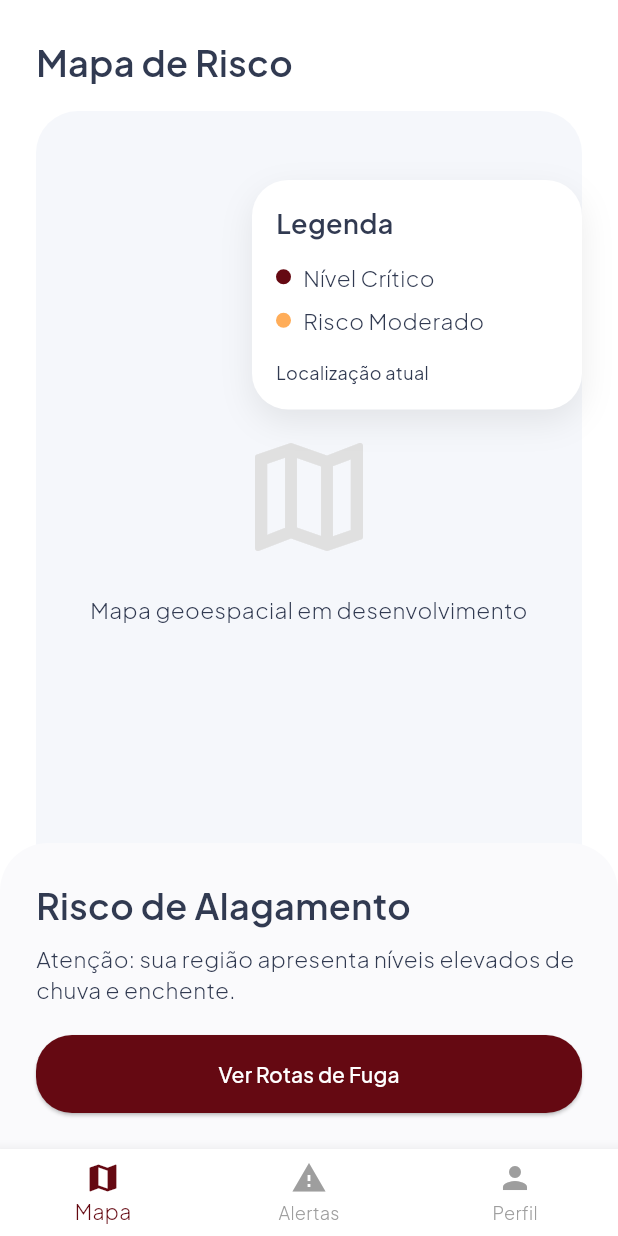
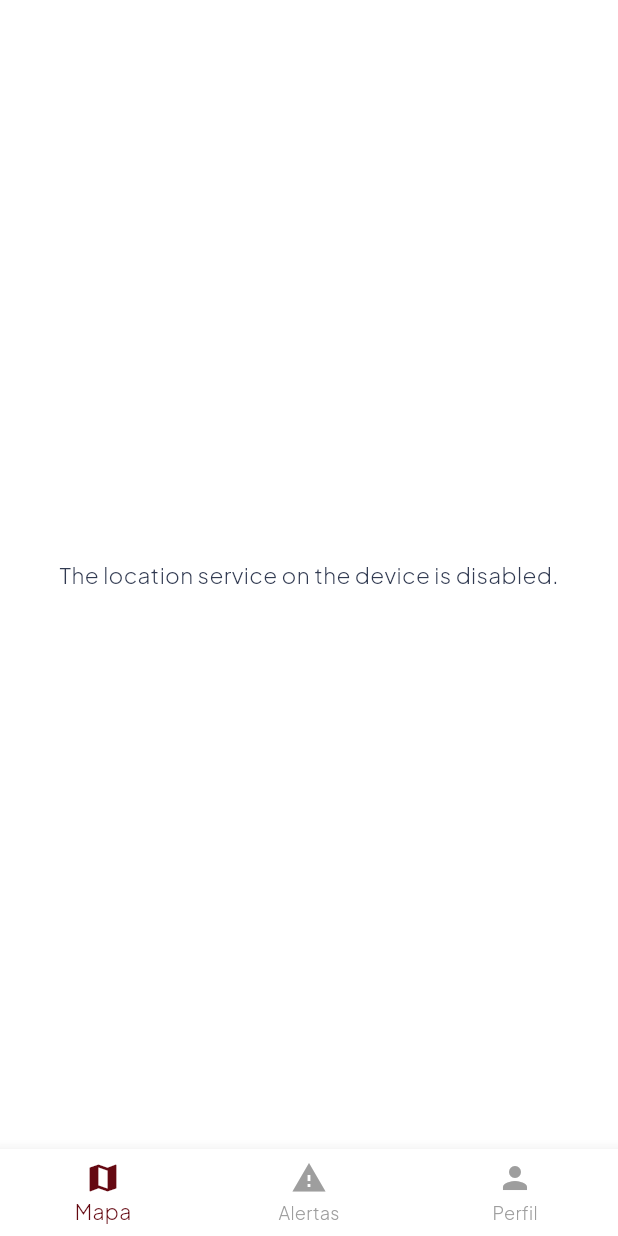
Before and after one commit to juliana-sn/flood_guard, a Flutter app: the screen it shows after launch, after a tap on "Entrar", on a phone screen of 412 x 824 dp. Run offline on Flutter 3.47's test engine with Material 3 defaults, Android fonts, the phone set to English and light mode, and no system bars; our stand-ins replace geolocator.

Commit message:
Implementacao da geolocalizacao do usuario

```diff
--- /dev/null
+++ b/flutter/lib/controllers/maps_controller.dart
@@ -0,0 +1,50 @@
+import 'package:flutter/material.dart';
+import 'package:geolocator/geolocator.dart';
+
+
+class MapsController extends ChangeNotifier {
+  double lat = 0.0;
+  double long = 0.0;
+  String erro = '';
+
+  MapsController(){
+    getPosicao();
+  }
+
+  getPosicao () async {
+    try{
+      Position posicao = await _posicaoAtual();
+      lat = posicao.latitude;
+      long = posicao.longitude;
+    } catch(e){
+      erro = e.toString();
+    }
+    notifyListeners();
+  }
+
+  Future<Position> _posicaoAtual() async {
+    LocationPermission permissao;
+
+    bool ativado = await Geolocator.isLocationServiceEnabled();
+
+    if(!ativado){
+    return Future.error('Por Favor, habilite a localização no smatphone');
+    }
+
+    permissao = await Geolocator.checkPermission();
+
+    if(permissao == LocationPermission.denied){
+      permissao = await Geolocator.requestPermission();
+      if(permissao == LocationPermission.denied){
+        return Future.error('Por Favor, habilite a localização no smatphone');
+      }
+    }
+
+    if(permissao == LocationPermission.deniedForever){
+      return Future.error('Por Favor, habilite a localização no smatphone');
+    }
+
+    return await Geolocator.getCurrentPosition();
+  }
+
+}
--- a/flutter/lib/screens/risk_map_screen.dart
+++ b/flutter/lib/screens/risk_map_screen.dart
@@ -1,4 +1,6 @@
 import 'package:flutter/material.dart';
+import 'package:lumen_orbit/controllers/maps_controller.dart';
+import 'package:provider/provider.dart';
 import '../theme.dart';
 
 class RiskMapScreen extends StatelessWidget {
@@ -8,149 +10,20 @@ class RiskMapScreen extends StatelessWidget {
   Widget build(BuildContext context) {
     return Scaffold(
       backgroundColor: AppColors.surface,
-      body: SafeArea(
-        child: Stack(
-          children: [
-            Column(
-              crossAxisAlignment: CrossAxisAlignment.stretch,
-              children: [
-                const SizedBox(height: 24),
-                Padding(
-                  padding: const EdgeInsets.symmetric(horizontal: 24),
-                  child: Text('Mapa de Risco', style: AppTextStyles.headlineMd),
-                ),
-                const SizedBox(height: 16),
-                Expanded(
-                  child: Padding(
-                    padding: const EdgeInsets.symmetric(horizontal: 24),
-                    child: Container(
-                      decoration: BoxDecoration(
-                        color: const Color(0xFFF5F7FB),
-                        borderRadius: BorderRadius.circular(28),
-                      ),
-                      child: Center(
-                        child: Column(
-                          mainAxisSize: MainAxisSize.min,
-                          children: [
-                            Icon(Icons.map_outlined, size: 96, color: AppColors.outline),
-                            const SizedBox(height: 16),
-                            Text(
-                              'Mapa geoespacial em desenvolvimento',
-                              style: AppTextStyles.bodyMd,
-                              textAlign: TextAlign.center,
-                            ),
-                          ],
-                        ),
-                      ),
-                    ),
-                  ),
-                ),
-                const SizedBox(height: 140),
-              ],
-            ),
-            Positioned(
-              top: 120,
-              right: 24,
-              child: _LegendCard(),
-            ),
-            Positioned(
-              left: 0,
-              right: 0,
-              bottom: 0,
-              child: _StatusBottomSheet(),
-            ),
-          ],
-        ),
+      body: ChangeNotifierProvider<MapsController>(
+        create: (context) => MapsController(),
+        child: Builder(builder: (context) {
+          final local = context.watch<MapsController>();
+
+          String mensagem = local.erro == ''
+              ? 'Latitude ${local.lat} | Longitude ${local.long}'
+              : local.erro;
+
+          return Center(
+            child: Text(mensagem),
+          );
+        }),
       ),
     );
   }
 }
-
-class _LegendCard extends StatelessWidget {
-  @override
-  Widget build(BuildContext context) {
-    return Container(
-      width: 220,
-      padding: const EdgeInsets.all(16),
-      decoration: BoxDecoration(
-        color: AppColors.surface,
-        borderRadius: BorderRadius.circular(24),
-        boxShadow: [
-          BoxShadow(
-            color: Colors.black.withOpacity(0.08),
-            blurRadius: 18,
-            offset: const Offset(0, 8),
-          ),
-        ],
-      ),
-      child: Column(
-        crossAxisAlignment: CrossAxisAlignment.start,
-        children: [
-          Text('Legenda', style: AppTextStyles.headlineMd.copyWith(fontSize: 18)),
-          const SizedBox(height: 12),
-          Row(children: [
-            _Dot(color: AppColors.primary),
-            const SizedBox(width: 8),
-            const Text('Nível Crítico'),
-          ]),
-          const SizedBox(height: 8),
-          Row(children: [
-            _Dot(color: AppColors.secondary),
-            const SizedBox(width: 8),
-            const Text('Risco Moderado'),
-          ]),
-          const SizedBox(height: 16),
-          const Text('Localização atual', style: AppTextStyles.labelSm),
-        ],
-      ),
-    );
-  }
-}
-
-class _Dot extends StatelessWidget {
-  final Color color;
-
-  const _Dot({required this.color});
-
-  @override
-  Widget build(BuildContext context) {
-    return Container(
-      width: 10,
-      height: 10,
-      decoration: BoxDecoration(
-        color: color,
-        shape: BoxShape.circle,
-      ),
-    );
-  }
-}
-
-class _StatusBottomSheet extends StatelessWidget {
-  @override
-  Widget build(BuildContext context) {
-    return Container(
-      padding: const EdgeInsets.all(24),
-      decoration: const BoxDecoration(
-        color: Color(0xFFFAFAFC),
-        borderRadius: BorderRadius.vertical(top: Radius.circular(32)),
-      ),
-      child: Column(
-        mainAxisSize: MainAxisSize.min,
-        crossAxisAlignment: CrossAxisAlignment.stretch,
-        children: [
-          Text('Risco de Alagamento', style: AppTextStyles.headlineMd),
-          const SizedBox(height: 8),
-          Text(
-            'Atenção: sua região apresenta níveis elevados de chuva e enchente.',
-            style: AppTextStyles.bodyMd,
-          ),
-          const SizedBox(height: 20),
-          ElevatedButton(
-            onPressed: () {},
-            child: const Text('Ver Rotas de Fuga'),
-          ),
-        ],
-      ),
-    );
-  }
-}
--- a/flutter/lib/widgets/build_form_field.dart
+++ b/flutter/lib/widgets/build_form_field.dart
@@ -2,13 +2,11 @@ import 'package:flutter/material.dart';
 import '../theme.dart';
 
 class BuildFormField extends StatelessWidget {
-  // 1. Definição correta das variáveis (com TextInputType? corrigido)
   final String label;
   final IconData icon;
   final String hint;
   final TextInputType? keyboardType;
 
-  // 2. Criação do construtor obrigatório para inicializar as variáveis
   const BuildFormField({
     super.key,
     required this.label,
@@ -17,7 +15,7 @@ class BuildFormField extends StatelessWidget {
     this.keyboardType, // Opcional, pois pode ser nulo
   });
 
-  // 3. Implementação do método build
+
   @override
   Widget build(BuildContext context) {
     return Column(
--- a/flutter/lib/widgets/build_password_field.dart
+++ b/flutter/lib/widgets/build_password_field.dart
@@ -2,14 +2,12 @@ import 'package:flutter/material.dart';
 import '../theme.dart';
 
 class BuildPasswordField extends StatelessWidget {
-  // 1. Transforme os parâmetros da sua função em propriedades da classe
   final String label;
   final IconData icon;
   final String hint;
   final bool isVisible;
   final VoidCallback onToggleVisibility;
 
-  // 2. Crie o construtor da classe
   const BuildPasswordField({
     super.key,
     required this.label,
@@ -19,7 +17,6 @@ class BuildPasswordField extends StatelessWidget {
     required this.onToggleVisibility,
   });
 
-  // 3. Implemente o método build obrigatório
   @override
   Widget build(BuildContext context) {
     return Column(
--- a/flutter/pubspec.yaml
+++ b/flutter/pubspec.yaml
@@ -10,6 +10,9 @@ dependencies:
   flutter:
     sdk: flutter
   cupertino_icons: ^1.0.5
+  provider: ^6.1.5+1
+  geolocator: ^14.0.2
+
 
 dev_dependencies:
   flutter_test:
```
Also changed, not shown: flutter/pubspec.lock, 9 other files.
